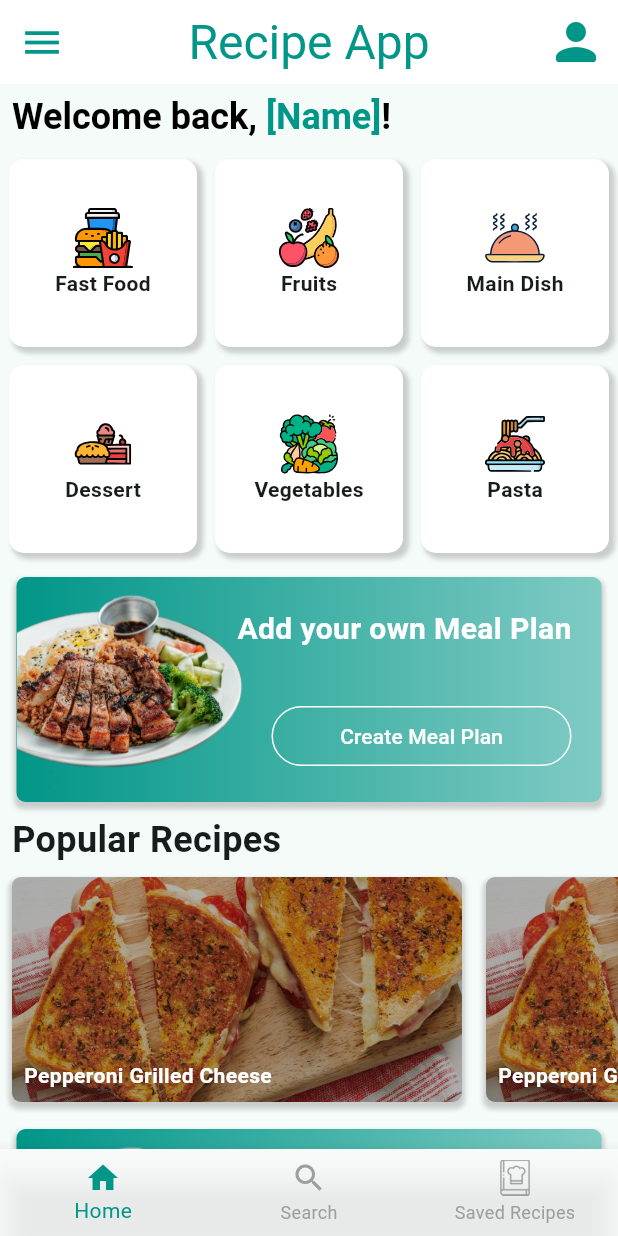
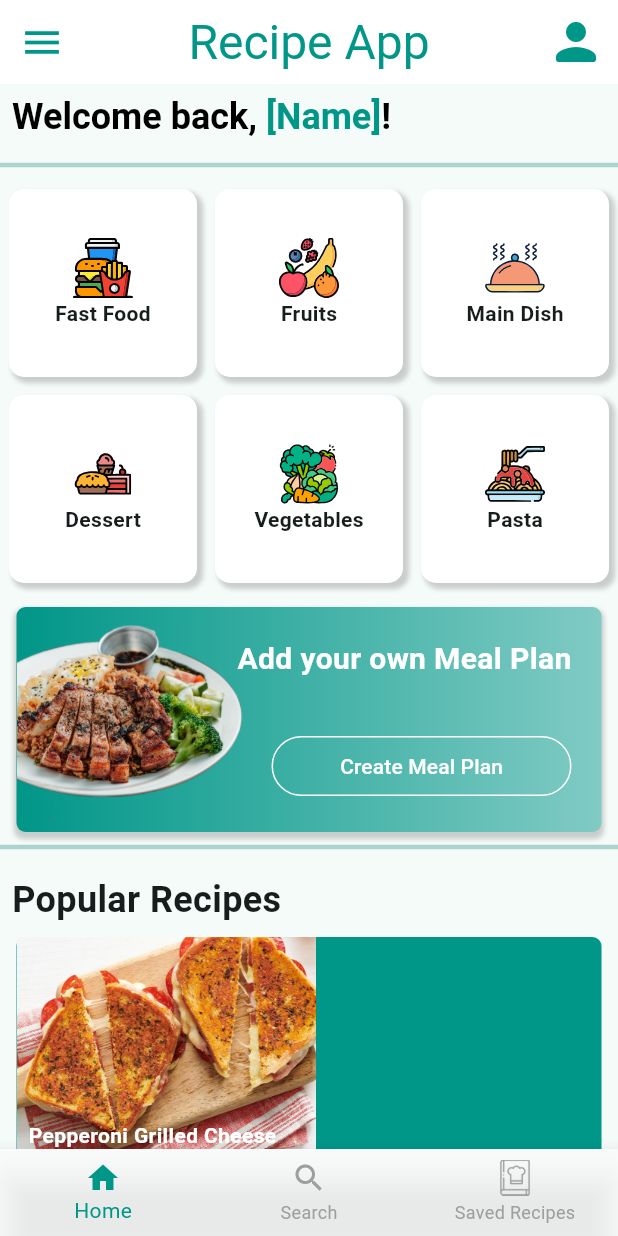
Before and after one commit to DarkRose2021/RecipeApp, a Flutter app: the screen it shows after launch, on a phone screen of 412 x 824 dp. Run offline on Flutter 3.47's test engine with Material 3 defaults, Android fonts, the phone set to English and light mode, and no system bars; our stand-ins replace flutter_svg; missing offline and left inert: splash_screen_view.

Commit message:
Update main.dart
Need to work on the recipe cards

```diff
--- a/lib/main.dart
+++ b/lib/main.dart
@@ -78,11 +78,18 @@ class MainApp extends StatelessWidget {
                         ),
                         children: [
                           TextSpan(text: 'Welcome back, '),
-                          TextSpan(text: '[Name]', style: TextStyle(color: Colors.teal)),
+                          TextSpan(
+                              text: '[Name]',
+                              style: TextStyle(color: Colors.teal)),
                           TextSpan(text: '!'),
                         ]),
                   ),
                 ),
+              ),
+              const Divider(
+                height: 20,
+                thickness: 3,
+                color: Color.fromARGB(255, 173, 211, 207),
               ),
               SingleChildScrollView(
                 // scrollDirection: Axis.horizontal,
@@ -238,6 +245,11 @@ class MainApp extends StatelessWidget {
                   ],
                 ),
               ),
+              const Divider(
+                height: 20,
+                thickness: 3,
+                color: Color.fromARGB(255, 173, 211, 207),
+              ),
               const Align(
                 alignment: Alignment.centerLeft,
                 child: Padding(
@@ -251,43 +263,24 @@ class MainApp extends StatelessWidget {
                   ),
                 ),
               ),
-              SingleChildScrollView(
-                scrollDirection: Axis.horizontal,
-                child: Row(
+              Container(
+                height: 700,
+                child: SingleChildScrollView(
+                  child: Column(
                     children: List.generate(
-                    4,
+                      15,
                       (index) {
                         return Container(
                           margin: const EdgeInsets.all(8),
                           padding: const EdgeInsets.all(0),
                           height: 150,
-                        width: 300,
+                          width: 390,
                           decoration: BoxDecoration(
                               borderRadius: BorderRadius.circular(6),
-                          boxShadow: [
-                            BoxShadow(
-                              color: Colors.grey.withOpacity(0.5),
-                              spreadRadius: 1.5,
-                              blurRadius: 2,
-                              offset: const Offset(0, 3),
-                            ),
-                          ],
-                          image: const DecorationImage(
-                            image:
-                                AssetImage('assets/images/tempRecipeImg.jpg'),
-                            fit: BoxFit.cover,
-                          ),
-                        ),
-                        child: Stack(
+                              color: Colors.teal),
+                          child:  Stack(
                             children: [
-                            Container(
-                              height: 500,
-                              width: 300,
-                              decoration: BoxDecoration(
-                                borderRadius: BorderRadius.circular(6),
-                                color: Colors.black.withOpacity(0.3),
-                              ),
-                            ),
+                              Image.asset('assets/images/tempRecipeImg.jpg'),
                               const Align(
                                 alignment: Alignment.bottomLeft,
                                 child: Padding(
@@ -308,6 +301,7 @@ class MainApp extends StatelessWidget {
                     ),
                   ),
                 ),
+              ),
             Container(
                 margin: const EdgeInsets.only(top: 10),
                 padding: const EdgeInsets.all(0),
@@ -317,8 +311,8 @@ class MainApp extends StatelessWidget {
                   borderRadius: BorderRadius.circular(6),
                   gradient: const LinearGradient(
                       colors: [
-                        Color.fromRGBO(0, 150, 136, 1),
-                        Color.fromRGBO(128, 203, 196, 1),
+                        Color(0xFF009688),
+                        Color(0xFF80CBC4),
                       ],
                       begin: FractionalOffset(0.0, 0.0),
                       end: FractionalOffset(1.0, 0.0),
```
Lines whose indentation alone changed are shown as unchanged.
